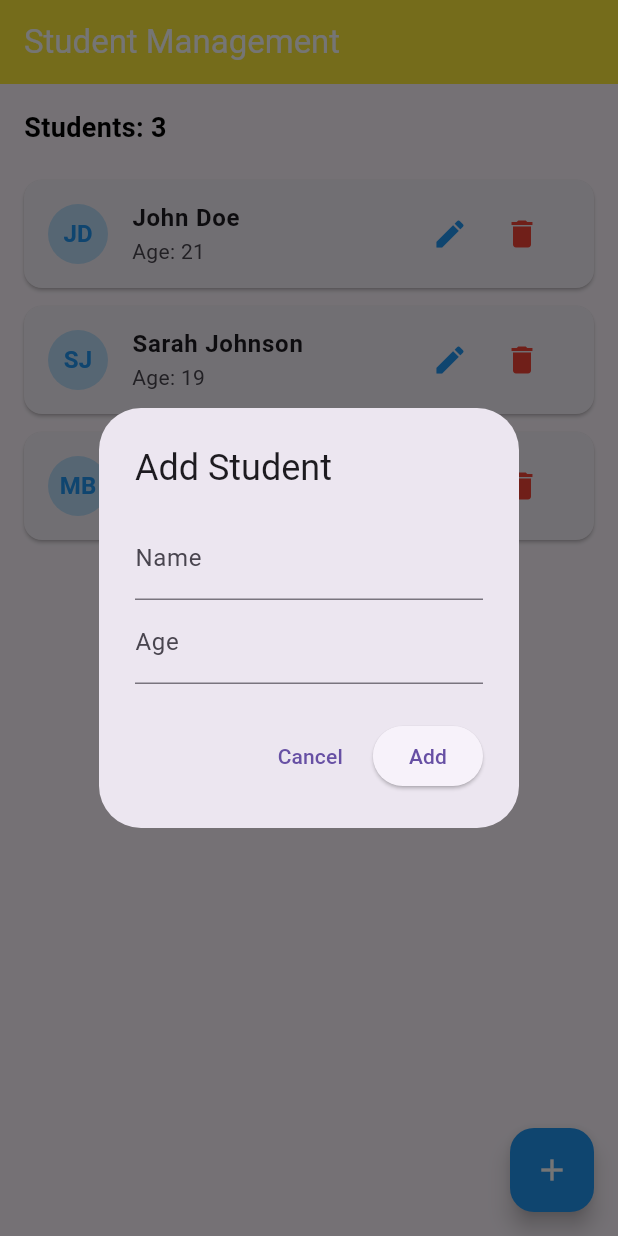
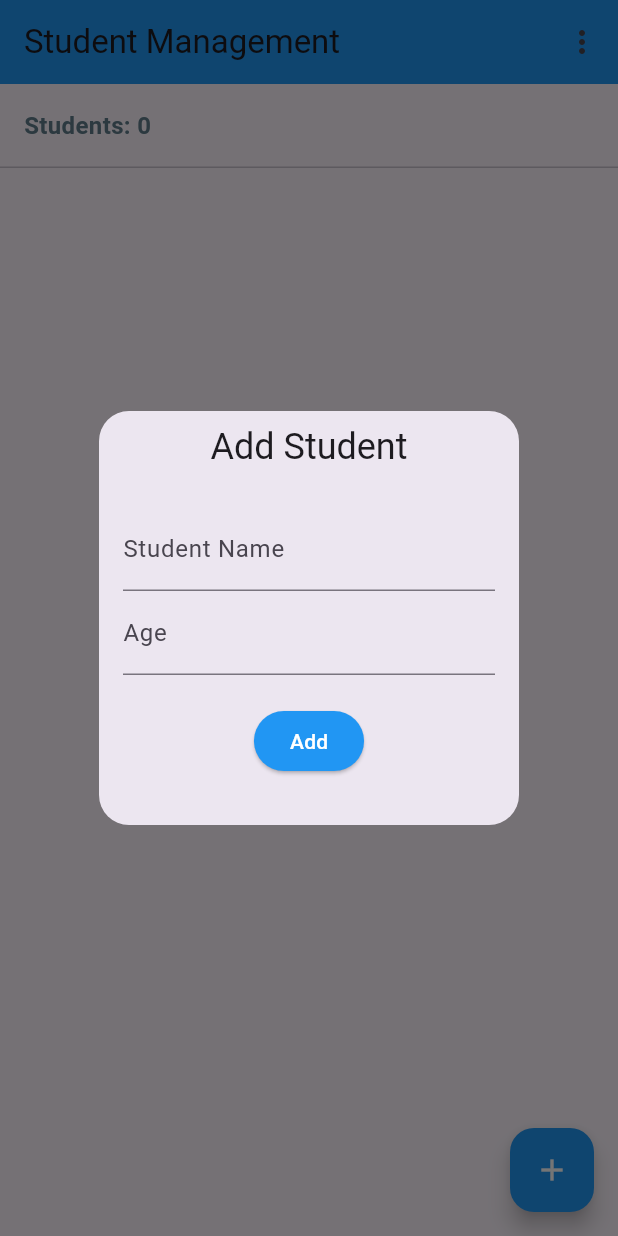
Before and after one commit to abdullahbalor873-collab/flutter-task, a Flutter app: the screen it shows after launch, after a tap on the "add" icon, on a phone screen of 412 x 824 dp. Run offline on Flutter 3.47's test engine with Material 3 defaults, Android fonts, the phone set to English and light mode, and no system bars; our stand-ins replace get.

Commit message:
Add Student Mannagement GetX app

```diff
--- a/lib/blocs/student_bloc.dart
+++ /dev/null
@@ -1,40 +0,0 @@
-import 'package:flutter_bloc/flutter_bloc.dart';
-import 'package:bloc_task/models/student_model.dart';
-import 'student_event.dart';
-import 'student_state.dart';
-class StudentBloc extends Bloc<StudentEvent, StudentState> {
-  final List<Student> _students = [
-    Student(id: '1', name: 'John Doe', age: 21),
-    Student(id: '2', name: 'Sarah Johnson', age: 19),
-    Student(id: '3', name: 'Michael Brown', age: 22),
-  ];
-
-  StudentBloc() : super(StudentInitial()) {
-    on<LoadStudentsEvent>((event, emit) {
-      emit(StudentLoadedState(students: List.from(_students)));
-    });
-
-    on<AddStudentEvent>((event, emit) {
-      final newStudent = Student(
-        id: DateTime.now().millisecondsSinceEpoch.toString(),
-        name: event.name,
-        age: event.age,
-      );
-      _students.add(newStudent);
-      emit(StudentLoadedState(students: List.from(_students)));
-    });
-
-    on<UpdateStudentEvent>((event, emit) {
-      final index = _students.indexWhere((s) => s.id == event.id);
-      if (index != -1) {
-        _students[index] = Student(id: event.id, name: event.name, age: event.age);
-        emit(StudentLoadedState(students: List.from(_students)));
-      }
-    });
-
-    on<DeleteStudentEvent>((event, emit) {
-      _students.removeWhere((s) => s.id == event.id);
-      emit(StudentLoadedState(students: List.from(_students)));
-    });
-  }
-}
--- a/lib/blocs/student_state.dart
+++ /dev/null
@@ -1,19 +0,0 @@
-import 'package:bloc_task/models/student_model.dart' show Student;
-
-abstract class StudentState {}
-
-class StudentInitial extends StudentState {}
-
-class StudentLoadingState extends StudentState {}
-
-class StudentLoadedState extends StudentState {
-  final List<Student> students;
-
-  StudentLoadedState({required this.students});
-}
-
-class StudentErrorState extends StudentState {
-  final String message;
-
-  StudentErrorState({required this.message});
-}
--- /dev/null
+++ b/lib/controllers/student_controller.dart
@@ -0,0 +1,28 @@
+import 'package:get/get.dart';
+
+class Student {
+  int id;
+  String name;
+  int age;
+  Student({required this.id, required this.name, required this.age});
+}
+
+class StudentController extends GetxController {
+  var students = <Student>[].obs;
+
+  void addStudent(String name, int age) {
+    int id = students.isEmpty ? 1 : students.last.id + 1;
+    students.add(Student(id: id, name: name, age: age));
+  }
+
+  void updateStudent(int id, String name, int age) {
+    int index = students.indexWhere((s) => s.id == id);
+    if (index != -1) {
+      students[index] = Student(id: id, name: name, age: age);
+    }
+  }
+
+  void deleteStudent(int id) {
+    students.removeWhere((s) => s.id == id);
+  }
+}
--- a/lib/main.dart
+++ b/lib/main.dart
@@ -1,8 +1,6 @@
-import 'package:bloc_task/blocs/student_bloc.dart';
-import 'package:bloc_task/blocs/student_event.dart';
-import 'package:bloc_task/views/student_management_screen.dart';
 import 'package:flutter/material.dart';
-import 'package:flutter_bloc/flutter_bloc.dart';
+import 'package:get/get.dart';
+import 'package:bloc_task/controllers/student_controller.dart';
 
 void main() {
   runApp(const MyApp());
@@ -13,11 +11,155 @@ class MyApp extends StatelessWidget {
 
   @override
   Widget build(BuildContext context) {
-    return BlocProvider(
-      create: (context) => StudentBloc()..add(LoadStudentsEvent()),
-      child: const MaterialApp(
-        debugShowCheckedModeBanner: false,
-        home: StudentManagementScreen(),
+    return GetMaterialApp(
+      debugShowCheckedModeBanner: false,
+      title: 'Student Management',
+      theme: ThemeData(
+        primarySwatch: Colors.blue,
+      ),
+      home: StudentView(),
+    );
+  }
+}
+
+class StudentView extends StatelessWidget {
+  StudentView ({super.key});
+
+  @override
+  Widget build(BuildContext context) {
+    final StudentController controller = Get.put(StudentController());
+
+    return Scaffold(
+      appBar: AppBar(
+        title: const Text('Student Management'),
+        backgroundColor: Colors.blue,
+        actions: [
+          IconButton(
+            icon: const Icon(Icons.more_vert),
+            onPressed: () {},
+          ),
+        ],
+      ),
+      body: Column(
+        crossAxisAlignment: CrossAxisAlignment.start,
+        children: [
+          Padding(
+            padding: const EdgeInsets.all(16.0),
+            child: Obx(() => Text(
+                  'Students: ${controller.students.length}',
+                  style: const TextStyle(
+                    fontSize: 16,
+                    fontWeight: FontWeight.bold,
+                    color: Colors.blueGrey,
+                  ),
+                )),
+          ),
+          const Divider(height: 1),
+          Expanded(
+            child: Obx(() {
+              if (controller.students.isEmpty) {
+                return const Center(child: Text('No students available'));
+              }
+              return ListView.builder(
+                itemCount: controller.students.length,
+                itemBuilder: (context, index) {
+                  final student = controller.students[index];
+                  return Card(
+                    margin: const EdgeInsets.symmetric(horizontal: 12, vertical: 6),
+                    elevation: 1,
+                    child: ListTile(
+                      leading: CircleAvatar(
+                        backgroundColor: Colors.blue.shade50,
+                        child: Text(
+                          _getInitials(student.name),
+                          style: const TextStyle(
+                            color: Colors.blue,
+                            fontWeight: FontWeight.bold,
+                          ),
+                        ),
+                      ),
+                      title: Text(
+                        student.name,
+                        style: const TextStyle(fontWeight: FontWeight.bold),
+                      ),
+                      subtitle: Text('Age: ${student.age}'),
+                      trailing: Row(
+                        mainAxisSize: MainAxisSize.min,
+                        children: [
+                          IconButton(
+                            icon: const Icon(Icons.edit, color: Colors.blue),
+                            onPressed: () => _showStudentDialog(context, controller, student: student),
+                          ),
+                          IconButton(
+                            icon: const Icon(Icons.delete, color: Colors.red),
+                            onPressed: () => controller.deleteStudent(student.id),
+                          ),
+                        ],
+                      ),
+                    ),
+                  );
+                },
+              );
+            }),
+          ),
+        ],
+      ),
+        floatingActionButton: FloatingActionButton(
+        backgroundColor: Colors.blue,
+        child: const Icon(Icons.add, color: Colors.white),
+        onPressed: () => _showStudentDialog(context, controller),
+      ),
+    );
+  }
+
+  String _getInitials(String name) {
+    List<String> names = name.split(" ");
+    if (names.length >= 2) {
+      return "${names[0][0]}${names[1][0]}".toUpperCase();
+    }
+    return name.isNotEmpty ? name[0].toUpperCase() : "";
+  }
+
+
+  void _showStudentDialog(BuildContext context, StudentController controller, {Student? student}) {
+    final nameController = TextEditingController(text: student?.name ?? '');
+    final ageController = TextEditingController(text: student?.age.toString() ?? '');
+
+    Get.defaultDialog(
+      title: student == null ? 'Add Student' : 'Edit Student',
+      content: Padding(
+        padding: const EdgeInsets.all(8.0),
+        child: Column(
+          children: [
+            TextField(
+              controller: nameController,
+              decoration: const InputDecoration(labelText: 'Student Name'),
+            ),
+            TextField(
+              controller: ageController,
+              keyboardType: TextInputType.number,
+              decoration: const InputDecoration(labelText: 'Age'),
+            ),
+            const SizedBox(height: 20),
+            ElevatedButton(
+              style: ElevatedButton.styleFrom(backgroundColor: Colors.blue),
+              onPressed: () {
+                if (nameController.text.isNotEmpty && ageController.text.isNotEmpty) {
+                  int? age = int.tryParse(ageController.text);
+                  if (age != null) {
+                    if (student == null) {
+                      controller.addStudent(nameController.text, age);
+                    } else {
+                      controller.updateStudent(student.id, nameController.text, age);
+                    }
+                    Get.back();
+                  }
+                }
+              },
+              child: Text(student == null ? 'Add' : 'Update', style: const TextStyle(color: Colors.white)),
+            )
+          ],
+        ),
       ),
     );
   }
--- a/lib/views/student_management_screen.dart
+++ /dev/null
@@ -1,161 +0,0 @@
-import 'package:bloc_task/blocs/student_event.dart';
-import 'package:bloc_task/blocs/student_state.dart';
-import 'package:flutter/material.dart';
-import 'package:flutter_bloc/flutter_bloc.dart';
-import 'package:bloc_task/blocs/student_bloc.dart';
-import 'package:bloc_task/models/student_model.dart';
-
-class StudentManagementScreen extends StatelessWidget {
-  const StudentManagementScreen({super.key});
-
-  @override
-  Widget build(BuildContext context) {
-    return Scaffold(
-      appBar: AppBar(
-        title: const Text('Student Management'),
-        backgroundColor: Colors.yellow,
-        foregroundColor: Colors.white,
-      ),
-      body: BlocBuilder<StudentBloc, StudentState>(
-        builder: (context, state) {
-          if (state is StudentInitial || state is StudentLoadingState) {
-            return const Center(child: CircularProgressIndicator());
-          } else if (state is StudentLoadedState) {
-            final students = state.students;
-            return Column(
-              crossAxisAlignment: CrossAxisAlignment.start,
-              children: [
-                Padding(
-                  padding: const EdgeInsets.all(16.0),
-                  child: Text(
-                    'Students: ${students.length}',
-                    style: const TextStyle(
-                      fontSize: 18,
-                      fontWeight: FontWeight.bold,
-                      color: Colors.black,
-                    ),
-                  ),
-                ),
-                Expanded(
-                  child: ListView.builder(
-                    itemCount: students.length,
-                    itemBuilder: (context, index) {
-                      final student = students[index];
-                      return Card(
-                        margin: const EdgeInsets.symmetric(horizontal: 16, vertical: 6),
-                        child: ListTile(
-                          leading: CircleAvatar(
-                            backgroundColor: Colors.blue.shade100,
-                            child: Text(
-                              _getInitials(student.name),
-                              style: const TextStyle(color: Colors.blue, fontWeight: FontWeight.bold),
-                            ),
-                          ),
-                          title: Text(
-                            student.name,
-                            style: const TextStyle(fontWeight: FontWeight.bold),
-                          ),
-                          subtitle: Text('Age: ${student.age}'),
-                          trailing: Row(
-                            mainAxisSize: MainAxisSize.min,
-                            children: [
-                              IconButton(
-                                icon: const Icon(Icons.edit, color: Colors.blue),
-                                onPressed: () {
-                                  _showStudentDialog(context, student: student);
-                                },
-                              ),
-                              IconButton(
-                                icon: const Icon(Icons.delete, color: Colors.red),
-                                onPressed: () {
-                                  BlocProvider.of<StudentBloc>(context).add(
-                                    DeleteStudentEvent(id: student.id),
-                                  );
-                                },
-                              ),
-                            ],
-                          ),
-                        ),
-                      );
-                    },
-                  ),
-                ),
-              ],
-            );
-          } else if (state is StudentErrorState) {
-            return Center(child: Text(state.message));
-          }
-          return const SizedBox.shrink();
-        },
-      ),
-      floatingActionButton: FloatingActionButton(
-        backgroundColor: Colors.blue,
-        child: const Icon(Icons.add, color: Colors.white),
-        onPressed: () {
-          _showStudentDialog(context);
-        },
-      ),
-    );
-  }
-
-  String _getInitials(String name) {
-    List<String> parts = name.split(' ');
-    if (parts.length >= 2) {
-      return '${parts[0][0]}${parts[1][0]}'.toUpperCase();
-    }
-    return name.isNotEmpty ? name[0].toUpperCase() : '';
-  }
-  void _showStudentDialog(BuildContext context, {Student? student}) {
-    final nameController = TextEditingController(text: student?.name ?? '');
-    final ageController = TextEditingController(text: student?.age.toString() ?? '');
-    final isEditing = student != null;
-
-    showDialog(
-      context: context,
-      builder: (dialogContext) {
-        return AlertDialog(
-          title: Text(isEditing ? 'Edit Student' : 'Add Student'),
-          content: Column(
-            mainAxisSize: MainAxisSize.min,
-            children: [
-              TextField(
-                controller: nameController,
-                decoration: const InputDecoration(labelText: 'Name'),
-              ),
-              TextField(
-                controller: ageController,
-                keyboardType: TextInputType.number,
-                decoration: const InputDecoration(labelText: 'Age'),
-              ),
-            ],
-          ),
-          actions: [
-            TextButton(
-              onPressed: () => Navigator.pop(dialogContext),
-              child: const Text('Cancel'),
-            ),
-            ElevatedButton(
-              onPressed: () {
-                final name = nameController.text;
-                final age = int.tryParse(ageController.text) ?? 0;
-                if (name.isNotEmpty && age > 0) {
-                  if (isEditing) {
-                    BlocProvider.of<StudentBloc>(context).add(
-                      UpdateStudentEvent(id: student.id, name: name, age: age),
-                    );
-                  } else {
-                    BlocProvider.of<StudentBloc>(context).add(
-                      AddStudentEvent(name: name, age: age),
-                    );
-                  }
-                  Navigator.pop(dialogContext);
-                }
-              },
-              child: Text(isEditing ? 'Update' : 'Add'),
-            ),
-          ],
-        );
-      },
-    );
-  }
-}
--- a/pubspec.yaml
+++ b/pubspec.yaml
@@ -35,6 +35,7 @@ dependencies:
   # Use with the CupertinoIcons class for iOS style icons.
   cupertino_icons: ^1.0.8
   flutter_bloc: ^8.1.3
+  get:
 
 dev_dependencies:
   flutter_test:
```
Also changed, not shown: lib/controllers/note_controller.dart (renamed from lib/blocs/student_event.dart), lib/models/note.dart (renamed from lib/models/student_model.dart), pubspec.lock.
